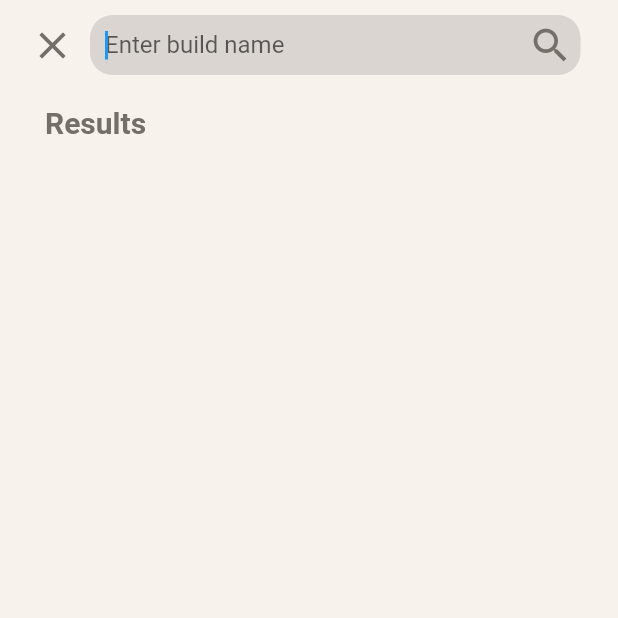
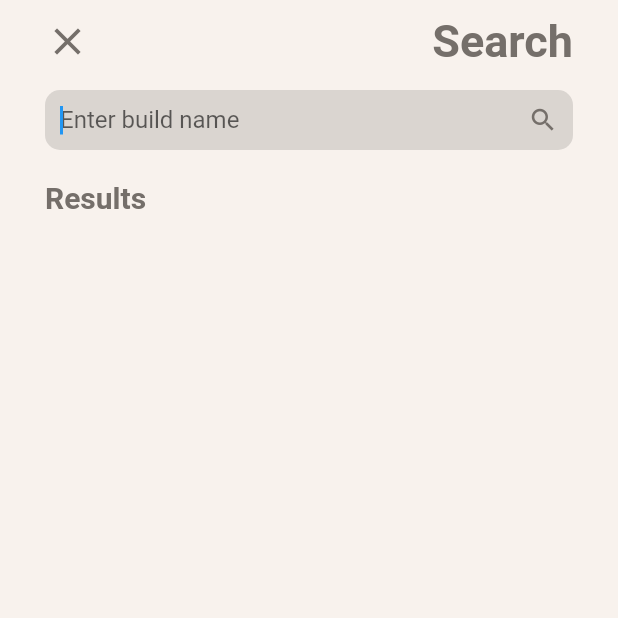
Before and after one commit to itmanzdotcom/MobileBuildCenter, a Flutter app: the screen it shows after launch, after a tap on the "search" icon, on a phone screen of 412 x 824 dp, the top half of it. Run offline on Flutter 3.47's test engine with Material 2 defaults, Android fonts, the phone set to English and light mode, and no system bars; our stand-ins replace bloc, equatable, flutter_bloc, flutter_spinkit, get_it, qr_flutter and 2 more; network calls fail.

Commit message:
[c] Update Search UI

```diff
--- a/lib/utils/constants.dart
+++ b/lib/utils/constants.dart
@@ -8,4 +8,8 @@ class Constants {
   static final String errorNotificationStr = "There are some problem";
   static final String emptyData = "No builds available";
   static final String searchHint = "Enter build name";
+  static final String searchResultTitle = "Results";
+
+  static final String headerMainButtonKey = "headerMainButtonKey";
+  static final String headerSubButtonKey = "headerSubButtonKey";
 }
--- a/lib/views/search_view.dart
+++ b/lib/views/search_view.dart
@@ -6,6 +6,7 @@ import 'package:tiki_app_testing/blocs/blocs.dart';
 import 'package:tiki_app_testing/utils/styles.dart';
 import 'package:tiki_app_testing/widgets/search_header.dart';
 import 'package:tiki_app_testing/widgets/build_item.dart';
+import 'package:tiki_app_testing/utils/constants.dart';
 
 class SearchView extends StatefulWidget {
   @override
@@ -43,7 +44,7 @@ class _SearchViewState extends State<SearchView> {
               Padding(
                 padding: EdgeInsets.symmetric(horizontal: 30),
                 child: Text(
-                  'Results',
+                  Constants.searchResultTitle,
                   style: TextStyle(
                     fontSize: 20,
                     fontWeight: FontWeight.w600,
--- a/lib/widgets/header.dart
+++ b/lib/widgets/header.dart
@@ -6,6 +6,7 @@ import 'package:tiki_app_testing/blocs/blocs.dart';
 import 'package:tiki_app_testing/models/app_tab.dart';
 import 'package:tiki_app_testing/routes.dart';
 import 'package:tiki_app_testing/utils/styles.dart';
+import 'package:tiki_app_testing/utils/constants.dart';
 
 class HeaderView extends StatelessWidget {
   final String title;
@@ -35,10 +36,13 @@ class HeaderView extends StatelessWidget {
                 children: [
                   GestureDetector(
                     onTap: () => Navigator.of(context).pushNamed(AppRoutes.search),
-                    child: Icon(
-                      Icons.search,
-                      size: 30,
-                      color: Styles.lightBlackColor,
+                    child: Hero(
+                      tag: Constants.headerMainButtonKey,
+                      child: Icon(
+                        Icons.search,
+                        size: 30,
+                        color: Styles.lightBlackColor,
+                      ),
                     ),
                   ),
                   state == AppTab.DeepLink ? SizedBox(width: 10) : null,
--- a/lib/widgets/search_header.dart
+++ b/lib/widgets/search_header.dart
@@ -33,45 +33,59 @@ class _SearchHeaderState extends State<SearchHeader> {
   @override
   Widget build(BuildContext context) {
     return Padding(
-      padding: EdgeInsets.only(left: 20, right: 25, top: 10, bottom: 10),
-      child: Row(
+      padding: EdgeInsets.symmetric(horizontal: 30, vertical: 10),
+      child: Column(
+        children: <Widget>[
+          Row(
             mainAxisAlignment: MainAxisAlignment.spaceBetween,
             children: <Widget>[
               GestureDetector(
                 onTap: () => Navigator.of(context).pop(),
+                child: Hero(
+                  tag: Constants.headerMainButtonKey,
                   child: Icon(
                     Icons.close,
                     size: 30,
                     color: Styles.lightBlackColor,
                   ),
                 ),
-          SizedBox(width: 10),
-          Expanded(
-            flex: 1,
-            child: Container(
-              padding: EdgeInsets.only(top: 5, bottom: 5, left: 10, right: 5),
+              ),
+              Text(
+                'Search',
+                style: TextStyle(
+                  fontSize: 30,
+                  fontWeight: FontWeight.bold,
+                  color: Styles.lightBlackColor,
+                ),
+              ),
+            ],
+          ),
+          SizedBox(height: 15),
+          Container(
+            height: 40,
+            padding: EdgeInsets.symmetric(horizontal: 10, vertical: 5),
             decoration: BoxDecoration(
               color: Colors.black12,
-                borderRadius: BorderRadius.circular(15),
+              borderRadius: BorderRadius.circular(10),
             ),
             child: Row(
+              mainAxisAlignment: MainAxisAlignment.center,
+              crossAxisAlignment: CrossAxisAlignment.center,
               children: [
                 Expanded(
                   flex: 1,
                   child: TextField(
                     focusNode: _focusNode,
-                      decoration:
-                          InputDecoration.collapsed(hintText: Constants.searchHint),
                     onChanged: (text) => widget.onSearchTextChange(text),
+                    decoration: InputDecoration.collapsed(hintText: Constants.searchHint),
                   ),
                 ),
                 Icon(
                   Icons.search,
-                    size: 30,
+                  size: 20,
                   color: Styles.lightBlackColor,
                 ),
               ],
-              ),
             ),
           ),
         ],
```
Lines whose indentation alone changed are shown as unchanged.
